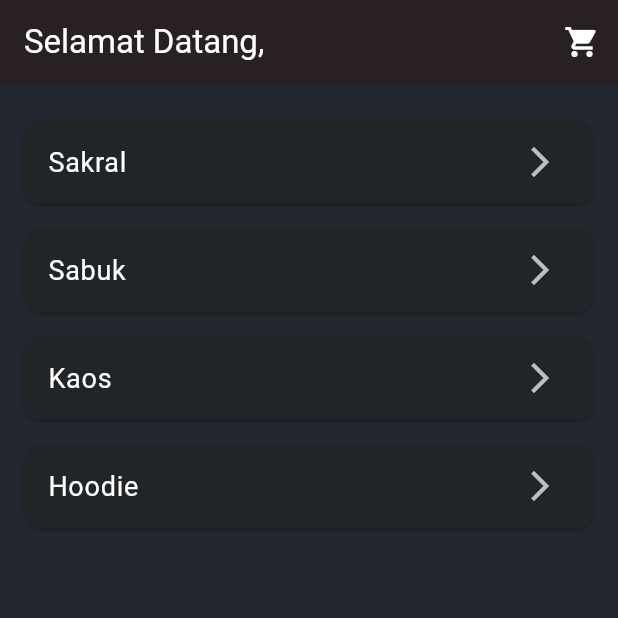
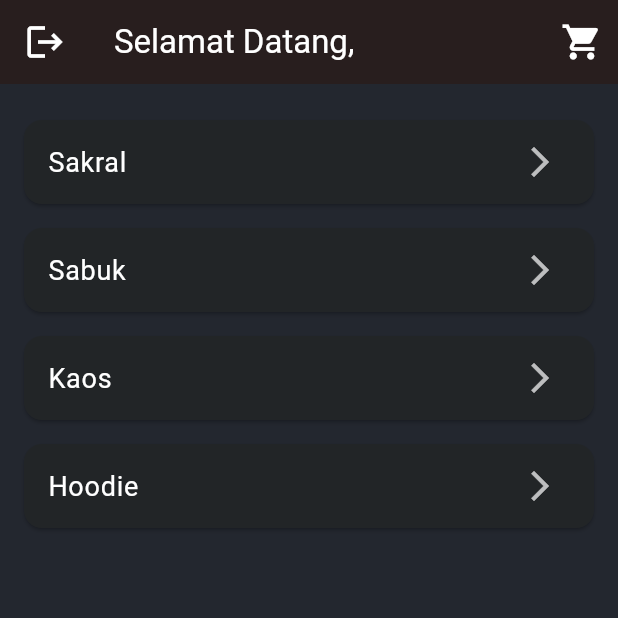
Before and after one commit to brianevan22/YANSHTER_STORE, a Flutter app: the HomeScreen screen opened directly with empty values, on a phone screen of 412 x 824 dp, the top half of it. Run offline on Flutter 3.47's test engine with Material 3 defaults, Android fonts, the phone set to English and light mode, and no system bars; drawn by our look-alikes of badges; our stand-ins replace shared_preferences; accounts and stored records are empty.

Commit message:
Update home_screen.dart
add badges library pada keranjang

```diff
--- a/lib/screens/home_screen.dart
+++ b/lib/screens/home_screen.dart
@@ -1,10 +1,13 @@
 import 'package:flutter/material.dart';
+import 'package:shared_preferences/shared_preferences.dart';
+import 'package:badges/badges.dart' as badges;
 import '../models/base_item.dart';
 import 'kategori_screen.dart';
 import 'keranjang_page.dart';
+import 'login_page.dart';
 
 class HomeScreen extends StatefulWidget {
-  final String nama; // ini berupa email
+  final String nama;
   const HomeScreen({super.key, required this.nama});
 
   @override
@@ -29,9 +32,51 @@ class _HomeScreenState extends State<HomeScreen> {
     });
   }
 
+  Future<void> _logout() async {
+    final confirm = await showDialog<bool>(
+      context: context,
+      builder: (context) => AlertDialog(
+        backgroundColor: const Color(0xFF2C2C2C),
+        title: const Text(
+          "Konfirmasi Logout",
+          style: TextStyle(color: Colors.white),
+        ),
+        content: const Text(
+          "Apakah kamu yakin ingin keluar?",
+          style: TextStyle(color: Colors.white70),
+        ),
+        actions: [
+          TextButton(
+            child: const Text("Batal", style: TextStyle(color: Colors.white70)),
+            onPressed: () => Navigator.pop(context, false),
+          ),
+          TextButton(
+            child: const Text(
+              "Logout",
+              style: TextStyle(color: Colors.redAccent),
+            ),
+            onPressed: () => Navigator.pop(context, true),
+          ),
+        ],
+      ),
+    );
+
+    if (confirm == true) {
+      final prefs = await SharedPreferences.getInstance();
+      await prefs.remove('email');
+
+      if (context.mounted) {
+        Navigator.pushAndRemoveUntil(
+          context,
+          MaterialPageRoute(builder: (_) => const LoginPage()),
+          (route) => false,
+        );
+      }
+    }
+  }
+
   @override
   Widget build(BuildContext context) {
-    // Ambil nama sebelum tanda @ dari email
     final namaUser = widget.nama.contains("@")
         ? widget.nama.split("@")[0]
         : widget.nama;
@@ -45,13 +90,38 @@ class _HomeScreenState extends State<HomeScreen> {
 
     return Scaffold(
       appBar: AppBar(
-        title: Text("Selamat Datang, $namaUser"),
+        backgroundColor: const Color(0xFF1E1E1E),
+        automaticallyImplyLeading: false,
+        leadingWidth: 60,
+        leading: IconButton(
+          icon: const Icon(Icons.logout, color: Colors.white, size: 28),
+          tooltip: "Logout",
+          onPressed: _logout,
+        ),
+        title: Text(
+          "Selamat Datang, $namaUser",
+          style: const TextStyle(color: Colors.white),
+        ),
         actions: [
-          Stack(
-            alignment: Alignment.center,
-            children: [
-              IconButton(
-                icon: const Icon(Icons.shopping_cart),
+          // ✅ Badge keranjang pakai library badges
+          badges.Badge(
+            showBadge: keranjang.isNotEmpty,
+            badgeContent: Text(
+              '${keranjang.length}',
+              style: const TextStyle(color: Colors.white, fontSize: 12),
+            ),
+            badgeStyle: const badges.BadgeStyle(
+              badgeColor: Colors.redAccent,
+              padding: EdgeInsets.all(6),
+            ),
+            position: badges.BadgePosition.topEnd(top: 6, end: 6),
+            child: IconButton(
+              icon: const Icon(
+                Icons.shopping_cart,
+                color: Colors.white,
+                size: 28,
+              ),
+              tooltip: "Keranjang",
               onPressed: () {
                 Navigator.push(
                   context,
@@ -65,23 +135,10 @@ class _HomeScreenState extends State<HomeScreen> {
                 );
               },
             ),
-              if (keranjang.isNotEmpty)
-                Positioned(
-                  right: 8,
-                  top: 8,
-                  child: CircleAvatar(
-                    radius: 10,
-                    backgroundColor: Colors.red,
-                    child: Text(
-                      "${keranjang.length}",
-                      style: const TextStyle(fontSize: 12, color: Colors.white),
-                    ),
-                  ),
           ),
         ],
       ),
-        ],
-      ),
+
       body: ListView.builder(
         padding: const EdgeInsets.all(16),
         itemCount: kategori.length,
```
Lines whose indentation alone changed are shown as unchanged.
